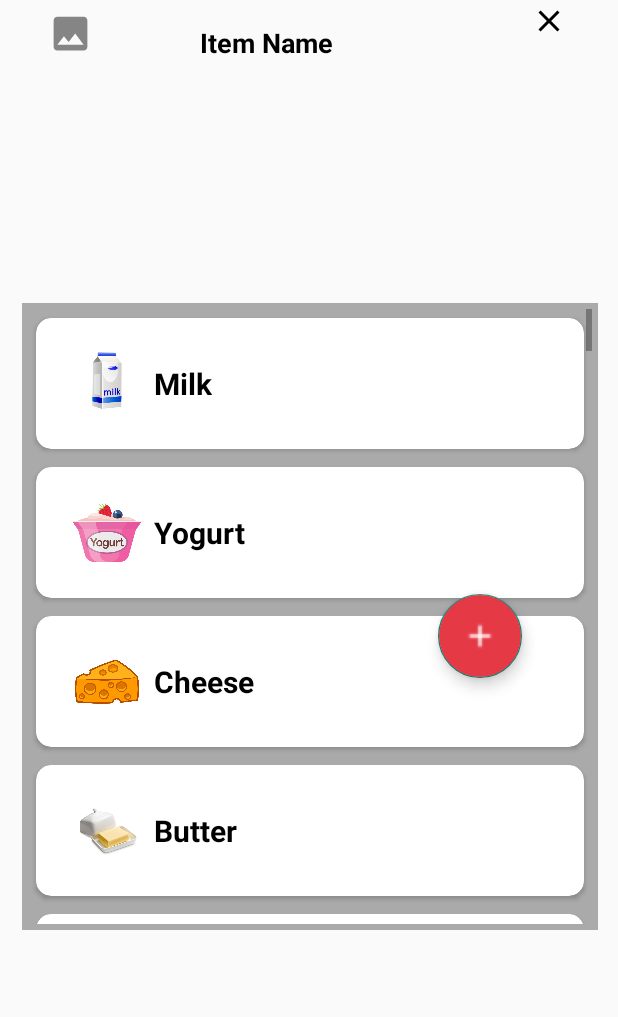
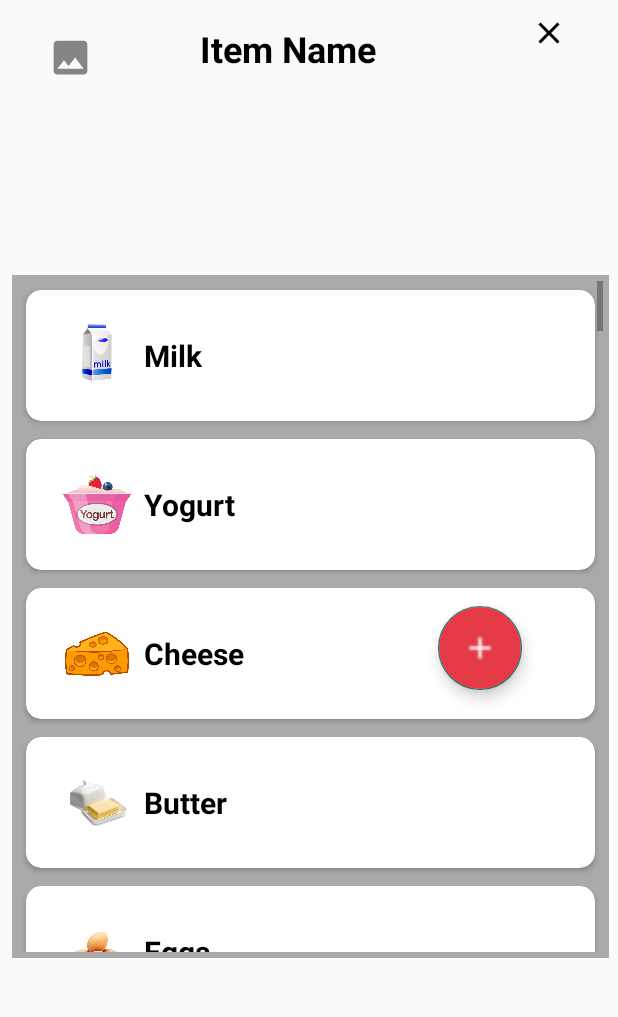
Before and after one commit to lee00670/FrigeFriend, an Android app: the CategoryActivity screen opened directly, with no data from a screen before it, on a phone screen of 412 x 824 dp, the part 68-1085 px from its top. Run offline under Robolectric (Android 15) with nearby library versions, the phone set to English and light mode, and no system bars; our stand-ins replace ButterKnife; network calls fail; Roboto replaces fonts that are not available here.

Commit message:
category activity xml

```diff
--- a/app/src/main/res/layout/activity_category.xml
+++ b/app/src/main/res/layout/activity_category.xml
@@ -65,7 +65,7 @@ app:layout_constraintVertical_bias="0.0">
         android:text="Item Name"
 
         android:textColor="@android:color/black"
-        android:textSize="18sp"
+        android:textSize="24sp"
         android:textStyle="bold"
         app:layout_constraintEnd_toEndOf="parent"
         app:layout_constraintHorizontal_bias="0.0"
@@ -80,6 +80,7 @@ app:layout_constraintVertical_bias="0.0">
         android:layout_marginBottom="85dp"
         android:layout_marginEnd="34dp"
         android:layout_marginStart="14dp"
+        android:layout_marginTop="8dp"
         android:drawableRight="@drawable/ic_close_black_24dp"
         app:layout_constraintBottom_toTopOf="@+id/spinnerUnits"
         app:layout_constraintEnd_toEndOf="parent"
@@ -94,6 +95,7 @@ app:layout_constraintVertical_bias="0.0">
         android:layout_marginBottom="26dp"
         android:layout_marginEnd="36dp"
         android:layout_marginStart="32dp"
+        android:layout_marginTop="16dp"
         android:drawableLeft="@drawable/ic_photo_black_24dp"
         app:layout_constraintBottom_toTopOf="@+id/textviewQuantity"
         app:layout_constraintEnd_toStartOf="@+id/textView4"
@@ -213,8 +215,8 @@ app:layout_constraintVertical_bias="0.0">
     <view
         android:id="@+id/recyclerView"
         class="android.support.v7.widget.RecyclerView"
-        android:layout_width="384dp"
-        android:layout_height="418dp"
+        android:layout_width="398dp"
+        android:layout_height="455dp"
         android:layout_marginBottom="28dp"
         android:layout_marginStart="1dp"
         android:layout_marginTop="17dp"
```
